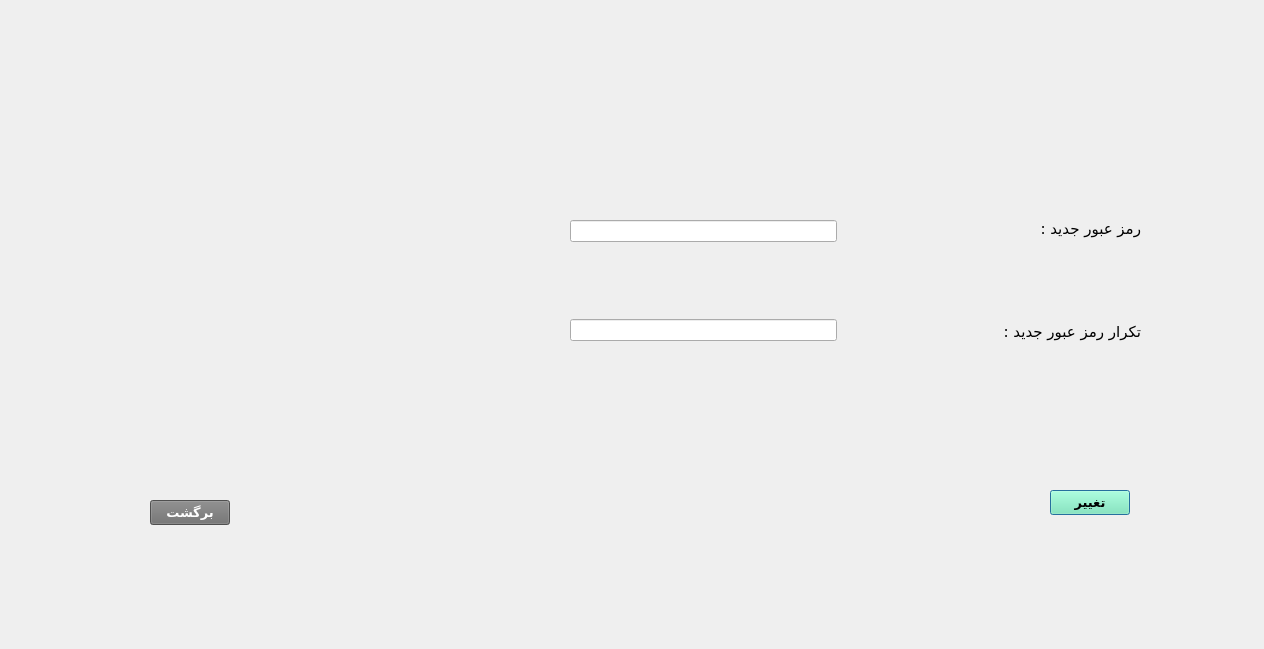
Before: the Qt Designer form studentchangepassworddialog.ui in AliRn76/Student-Portal, drawn with Qt 5.
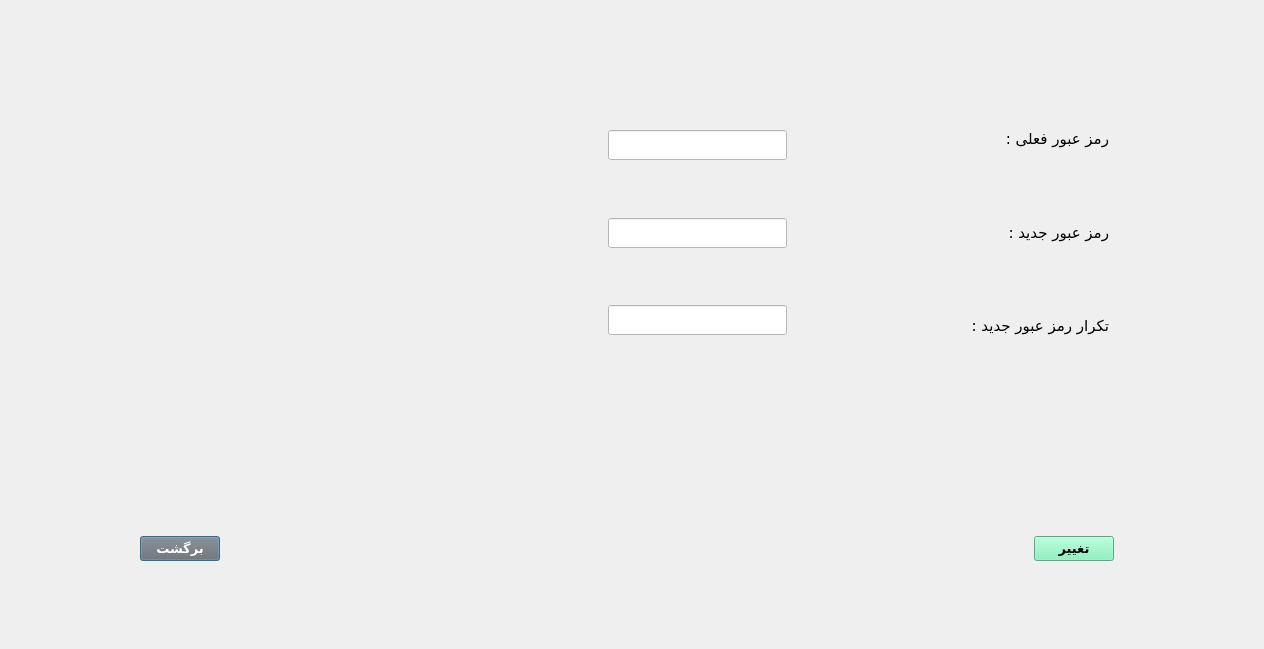
After: the same form once the commit is applied.

What changed in the file:
```diff
--- a/studentchangepassworddialog.ui
+++ b/studentchangepassworddialog.ui
@@ -13,74 +13,61 @@
   <property name="windowTitle">
    <string>تغییر رمز عبور</string>
   </property>
-  <widget class="QPushButton" name="pushButton">
-   <property name="geometry">
-    <rect>
-     <x>1050</x>
-     <y>490</y>
-     <width>80</width>
-     <height>25</height>
-    </rect>
-   </property>
-   <property name="font">
-    <font>
-     <family>B Nazanin</family>
-     <pointsize>10</pointsize>
-     <weight>75</weight>
-     <bold>true</bold>
-    </font>
-   </property>
-   <property name="styleSheet">
-    <string notr="true">background-color: rgb(118, 240, 179)</string>
-   </property>
-   <property name="text">
-    <string>تغییر</string>
-   </property>
-  </widget>
-  <widget class="QPushButton" name="pushButton_2">
-   <property name="geometry">
-    <rect>
-     <x>150</x>
-     <y>500</y>
-     <width>80</width>
-     <height>25</height>
-    </rect>
-   </property>
-   <property name="font">
-    <font>
-     <family>B Nazanin</family>
-     <pointsize>10</pointsize>
-     <weight>75</weight>
-     <bold>true</bold>
-    </font>
-   </property>
-   <property name="styleSheet">
-    <string notr="true">background-color:rgb(111, 111, 111);
-color: white;</string>
-   </property>
-   <property name="text">
-    <string>برگشت</string>
-   </property>
-  </widget>
   <widget class="QWidget" name="layoutWidget">
    <property name="geometry">
     <rect>
-     <x>570</x>
-     <y>220</y>
-     <width>571</width>
-     <height>121</height>
+     <x>608</x>
+     <y>130</y>
+     <width>501</width>
+     <height>205</height>
     </rect>
    </property>
    <layout class="QHBoxLayout" name="horizontalLayout">
     <item>
-     <layout class="QVBoxLayout" name="verticalLayout">
+     <layout class="QVBoxLayout" name="verticalLayout_3">
+      <item>
+       <widget class="QLineEdit" name="lineEdit_oldPass">
+        <property name="minimumSize">
+         <size>
+          <width>142</width>
+          <height>30</height>
+         </size>
+        </property>
+        <property name="styleSheet">
+         <string notr="true">background-color: white
+</string>
+        </property>
+       </widget>
+      </item>
+      <item>
+       <spacer name="verticalSpacer_6">
+        <property name="orientation">
+         <enum>Qt::Vertical</enum>
+        </property>
+        <property name="sizeHint" stdset="0">
+         <size>
+          <width>20</width>
+          <height>40</height>
+         </size>
+        </property>
+       </spacer>
+      </item>
       <item>
        <widget class="QLineEdit" name="lineEdit_newPass">
+        <property name="minimumSize">
+         <size>
+          <width>0</width>
+          <height>30</height>
+         </size>
+        </property>
         <property name="font">
          <font>
           <pointsize>9</pointsize>
          </font>
         </property>
+        <property name="styleSheet">
+         <string notr="true">background-color: white</string>
+        </property>
         <property name="echoMode">
          <enum>QLineEdit::Password</enum>
         </property>
@@ -101,11 +88,20 @@
       </item>
       <item>
        <widget class="QLineEdit" name="lineEdit_repeatNewPass">
+        <property name="minimumSize">
+         <size>
+          <width>0</width>
+          <height>30</height>
+         </size>
+        </property>
         <property name="font">
          <font>
           <pointsize>9</pointsize>
          </font>
         </property>
+        <property name="styleSheet">
+         <string notr="true">background-color: white</string>
+        </property>
         <property name="echoMode">
          <enum>QLineEdit::Password</enum>
         </property>
@@ -115,6 +111,32 @@
     </item>
     <item>
      <layout class="QVBoxLayout" name="verticalLayout_2">
+      <item>
+       <spacer name="horizontalSpacer_5">
+        <property name="orientation">
+         <enum>Qt::Horizontal</enum>
+        </property>
+        <property name="sizeHint" stdset="0">
+         <size>
+          <width>40</width>
+          <height>20</height>
+         </size>
+        </property>
+       </spacer>
+      </item>
+      <item>
+       <spacer name="verticalSpacer_5">
+        <property name="orientation">
+         <enum>Qt::Vertical</enum>
+        </property>
+        <property name="sizeHint" stdset="0">
+         <size>
+          <width>20</width>
+          <height>40</height>
+         </size>
+        </property>
+       </spacer>
+      </item>
       <item>
        <spacer name="horizontalSpacer">
         <property name="orientation">
@@ -163,7 +185,33 @@
      </layout>
     </item>
     <item>
-     <layout class="QVBoxLayout" name="verticalLayout_3">
+     <layout class="QVBoxLayout" name="verticalLayout">
+      <item>
+       <widget class="QLabel" name="label">
+        <property name="font">
+         <font>
+          <family>B Koodak</family>
+          <pointsize>11</pointsize>
+         </font>
+        </property>
+        <property name="text">
+         <string>رمز عبور فعلی :</string>
+        </property>
+       </widget>
+      </item>
+      <item>
+       <spacer name="verticalSpacer_4">
+        <property name="orientation">
+         <enum>Qt::Vertical</enum>
+        </property>
+        <property name="sizeHint" stdset="0">
+         <size>
+          <width>20</width>
+          <height>40</height>
+         </size>
+        </property>
+       </spacer>
+      </item>
       <item>
        <widget class="QLabel" name="label_newPass">
         <property name="font">
@@ -207,6 +255,68 @@
     </item>
    </layout>
   </widget>
+  <widget class="QWidget" name="layoutWidget_2">
+   <property name="geometry">
+    <rect>
+     <x>140</x>
+     <y>530</y>
+     <width>974</width>
+     <height>38</height>
+    </rect>
+   </property>
+   <layout class="QHBoxLayout" name="horizontalLayout_2">
+    <item>
+     <widget class="QPushButton" name="pushButton_2">
+      <property name="font">
+       <font>
+        <family>B Nazanin</family>
+        <pointsize>10</pointsize>
+        <weight>75</weight>
+        <bold>true</bold>
+       </font>
+      </property>
+      <property name="styleSheet">
+       <string notr="true">background-color:rgb(111, 111, 111);
+color: white;</string>
+      </property>
+      <property name="text">
+       <string>برگشت</string>
+      </property>
+     </widget>
+    </item>
+    <item>
+     <spacer name="horizontalSpacer_3">
+      <property name="orientation">
+       <enum>Qt::Horizontal</enum>
+      </property>
+      <property name="sizeHint" stdset="0">
+       <size>
+        <width>798</width>
+        <height>20</height>
+       </size>
+      </property>
+     </spacer>
+    </item>
+    <item>
+     <widget class="QPushButton" name="pushButton_change">
+      <property name="font">
+       <font>
+        <family>B Nazanin</family>
+        <pointsize>10</pointsize>
+        <weight>75</weight>
+        <bold>true</bold>
+       </font>
+      </property>
+      <property name="styleSheet">
+       <string notr="true">background-color: rgb(118, 240, 179)</string>
+      </property>
+      <property name="text">
+       <string>تغییر</string>
+      </property>
+     </widget>
+    </item>
+   </layout>
+  </widget>
  </widget>
  <resources/>
  <connections>
```
Left out of the diff: 19 changed lines with no effect on the pictures.
